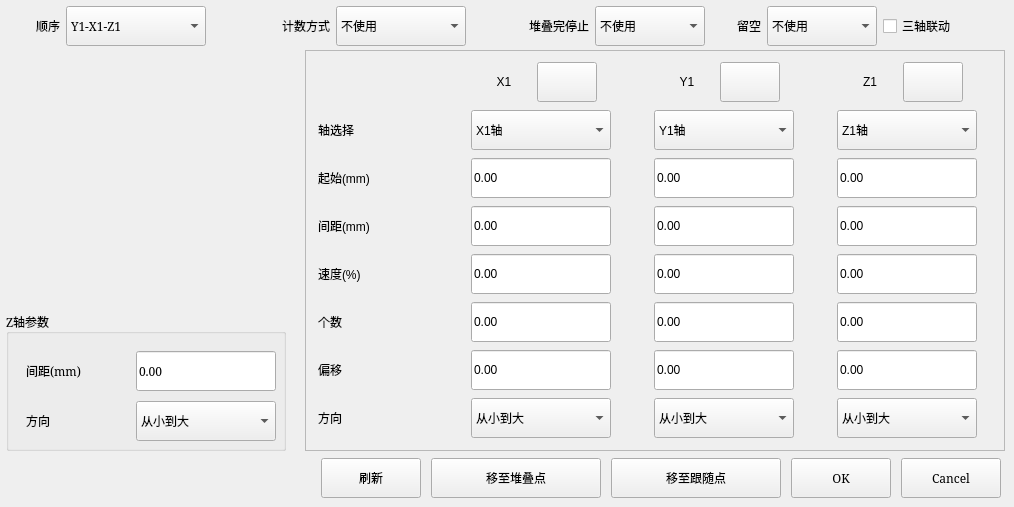
This is dialogs/stackedit.ui in Jade-yun/MachineTool as Qt 5 draws it before an edit. The edited form follows.
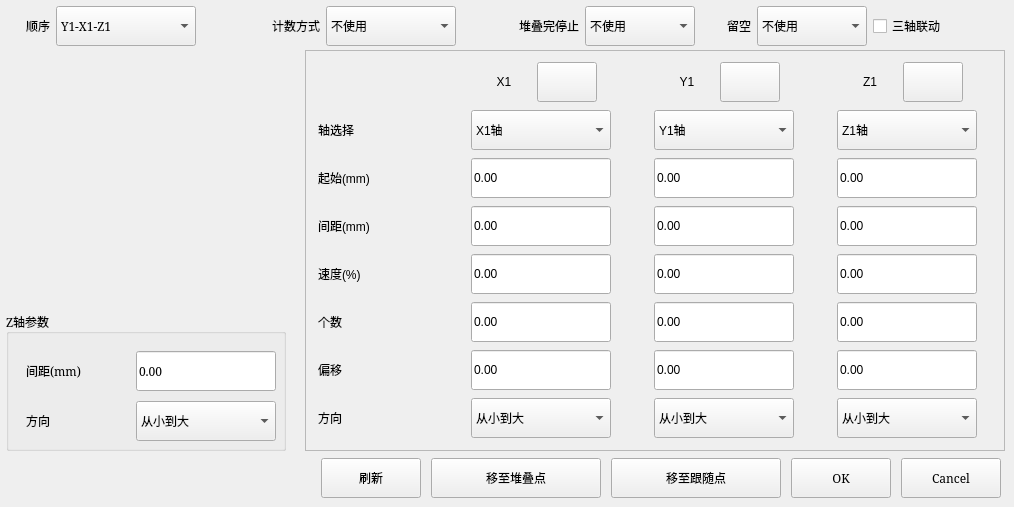
This is the edited form. Icons and pictures are not drawn. Custom widgets are drawn as their Qt base class.

The edit to the form file:
```diff
--- a/dialogs/stackedit.ui
+++ b/dialogs/stackedit.ui
@@ -1237,7 +1237,7 @@
   <widget class="QWidget" name="layoutWidget">
    <property name="geometry">
     <rect>
-     <x>10</x>
+     <x>0</x>
      <y>5</y>
      <width>991</width>
      <height>42</height>
```
Left out of the diff: 4 changed lines with no effect on the pictures.
